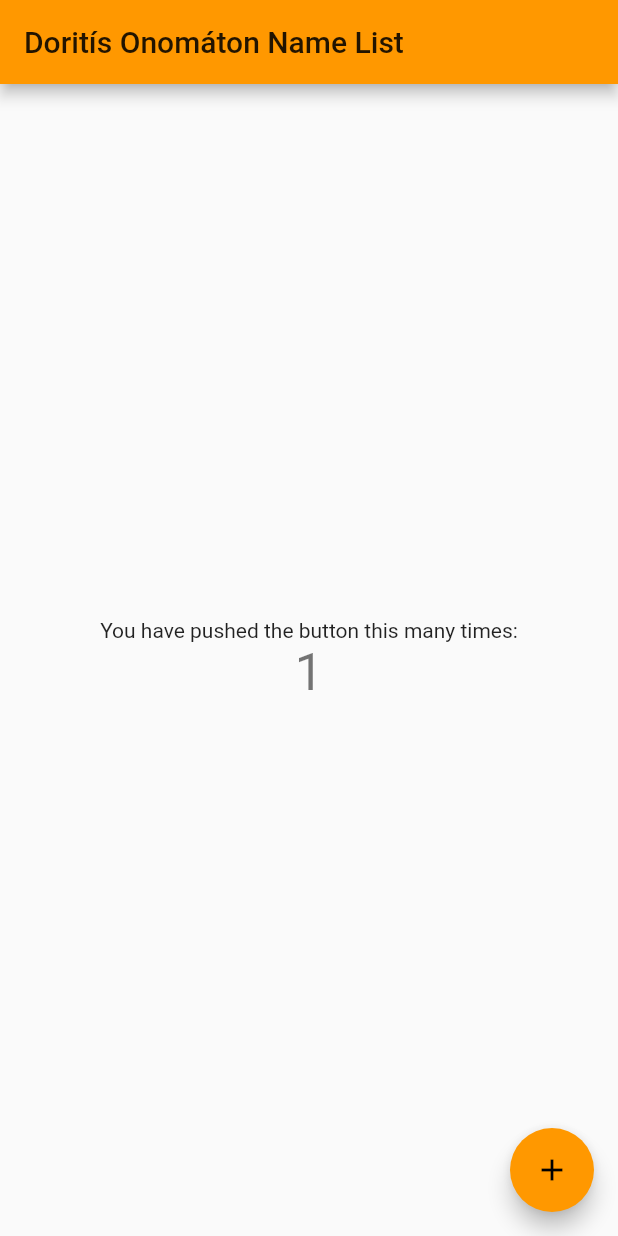
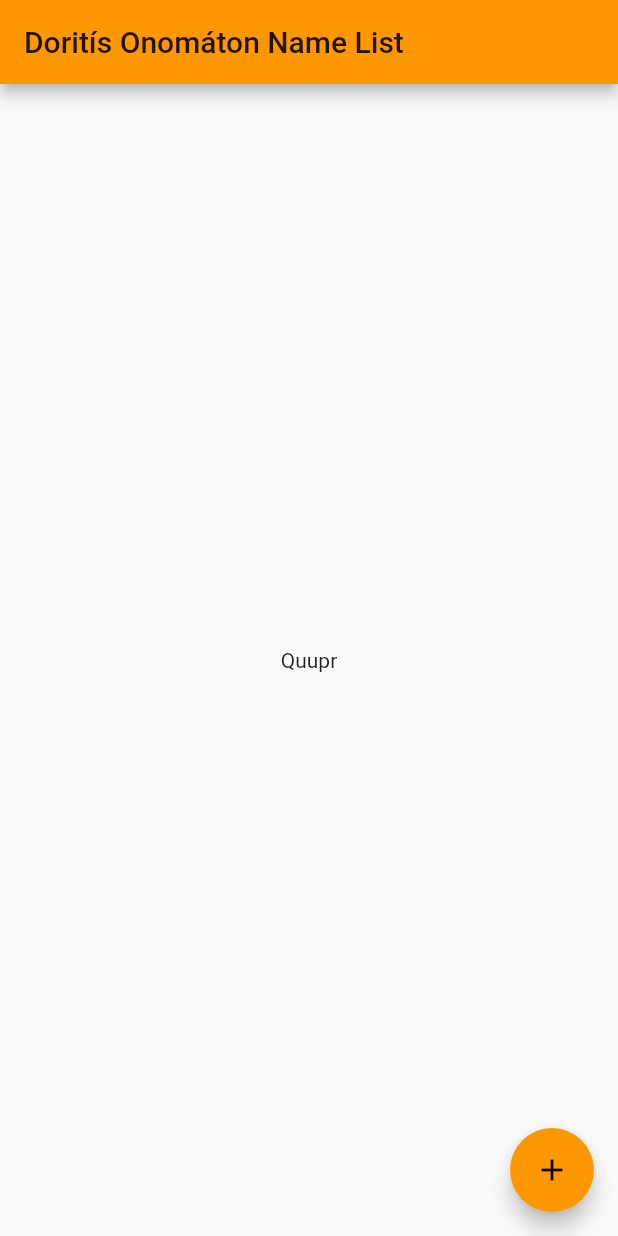
Before and after one commit to jcolag/doritis-onomaton, a Flutter app: the screen it shows after launch, after a tap on the "add" icon, on a phone screen of 412 x 824 dp. Run offline on Flutter 3.47's test engine with Material 2 defaults, Android fonts, the phone set to English and light mode, and no system bars.

Commit message:
Replace counter with list of generated names

```diff
--- a/lib/main.dart
+++ b/lib/main.dart
@@ -1,4 +1,61 @@
+import 'dart:math';
 import 'package:flutter/material.dart';
+
+List<String> consonants = [
+  'b',
+  'c',
+  'ch',
+  'cl',
+  'cr',
+  'd',
+  'f',
+  'g',
+  'gh',
+  'gl',
+  'gr',
+  'h',
+  'j',
+  'k',
+  'l',
+  'm',
+  'mn',
+  'n',
+  'p',
+  'ph',
+  'pl',
+  'pr',
+  'q',
+  'qu',
+  'r',
+  's',
+  'sc',
+  'sch',
+  'scr',
+  'sh',
+  'sl',
+  'sp',
+  'spl',
+  'spr',
+  'st',
+  'str',
+  't',
+  'th',
+  'thr',
+  'tr',
+  'v',
+  'w',
+  'x',
+  'y',
+  'z',
+];
+List<String> vowels = [
+  'a',
+  'e',
+  'i',
+  'o',
+  'u'
+];
+var random = Random();
 
 void main() {
   runApp(NameGiver());
@@ -26,12 +83,38 @@ class NameGiverHome extends StatefulWidget {
 }
 
 class _NameGiverState extends State<NameGiverHome> {
-  int _counter = 0;
+  List<Text> _names = [];
 
   void _incrementCounter() {
     setState(() {
-      _counter++;
+      _names.add(_generateName());
     });
+  }
+
+  Text _generateName() {
+    double done = 1;
+    String name = '';
+
+    while (random.nextDouble() < done || name.length < 3) {
+      String onset = consonants[random.nextInt(consonants.length)];
+      String nucleus = vowels[random.nextInt(vowels.length)];
+      String coda = consonants[random.nextInt(consonants.length)];
+
+      if (random.nextInt(2) == 0) {
+        name += onset;
+      }
+
+      name += nucleus;
+      if (random.nextInt(4) < 3) {
+        name += coda;
+      }
+
+      done *= 0.67;
+    }
+
+    return Text(
+      '${name[0].toUpperCase()}${name.substring(1)}'
+    );
   }
 
   @override
@@ -43,15 +126,7 @@ class _NameGiverState extends State<NameGiverHome> {
       body: Center(
         child: Column(
           mainAxisAlignment: MainAxisAlignment.center,
-          children: <Widget>[
-            Text(
-              'You have pushed the button this many times:',
-            ),
-            Text(
-              '$_counter',
-              style: Theme.of(context).textTheme.headline4,
-            ),
-          ],
+          children: _names,
         ),
       ),
       floatingActionButton: FloatingActionButton(
```
